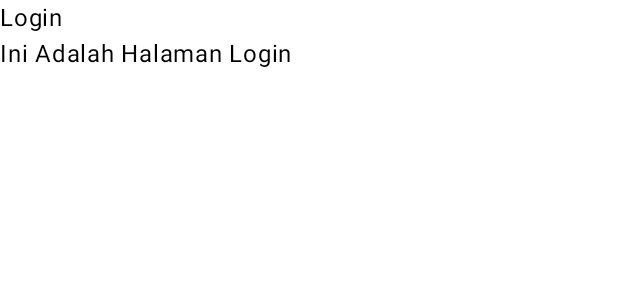
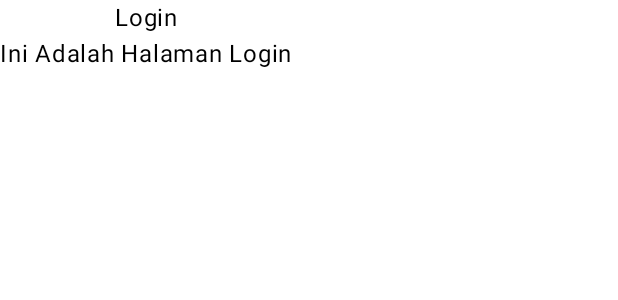
Before and after one commit to enrexl/QuestBasicComposable_160, an Android app built with Jetpack Compose: the @Preview function GreetingPreview, on a phone screen of 412 x 824 dp. Shown: the top 300 px of the screen. Run offline under Robolectric (Android 15) with nearby library versions, the phone set to English and light mode, and no system bars.

Commit message:
Add vertical and horizontal alignment for "BasicColumn" function

```diff
--- a/app/src/main/java/com/example/week3_questcomposable/MainActivity.kt
+++ b/app/src/main/java/com/example/week3_questcomposable/MainActivity.kt
@@ -4,12 +4,14 @@ import android.os.Bundle
 import androidx.activity.ComponentActivity
 import androidx.activity.compose.setContent
 import androidx.activity.enableEdgeToEdge
+import androidx.compose.foundation.layout.Arrangement
 import androidx.compose.foundation.layout.Column
 import androidx.compose.foundation.layout.fillMaxSize
 import androidx.compose.foundation.layout.padding
 import androidx.compose.material3.Scaffold
 import androidx.compose.material3.Text
 import androidx.compose.runtime.Composable
+import androidx.compose.ui.Alignment
 import androidx.compose.ui.Modifier
 import androidx.compose.ui.tooling.preview.Preview
 import com.example.week3_questcomposable.ui.theme.Week3QuestComposableTheme
@@ -31,7 +33,11 @@ class MainActivity : ComponentActivity() {
 
 @Composable
 fun BasicColumn(modifier: Modifier = Modifier){
-Column() {
+Column(
+    horizontalAlignment = Alignment.CenterHorizontally,
+    verticalArrangement = Arrangement.Top,
+
+) {
     Text("Login")
     Text("Ini Adalah Halaman Login")
 }
```
